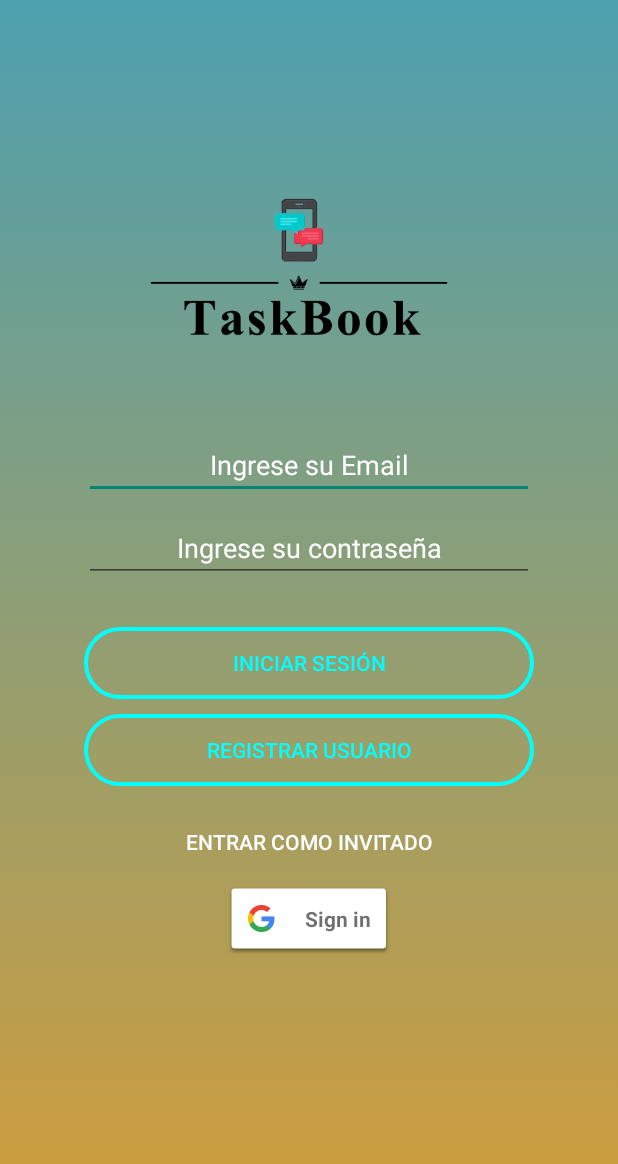
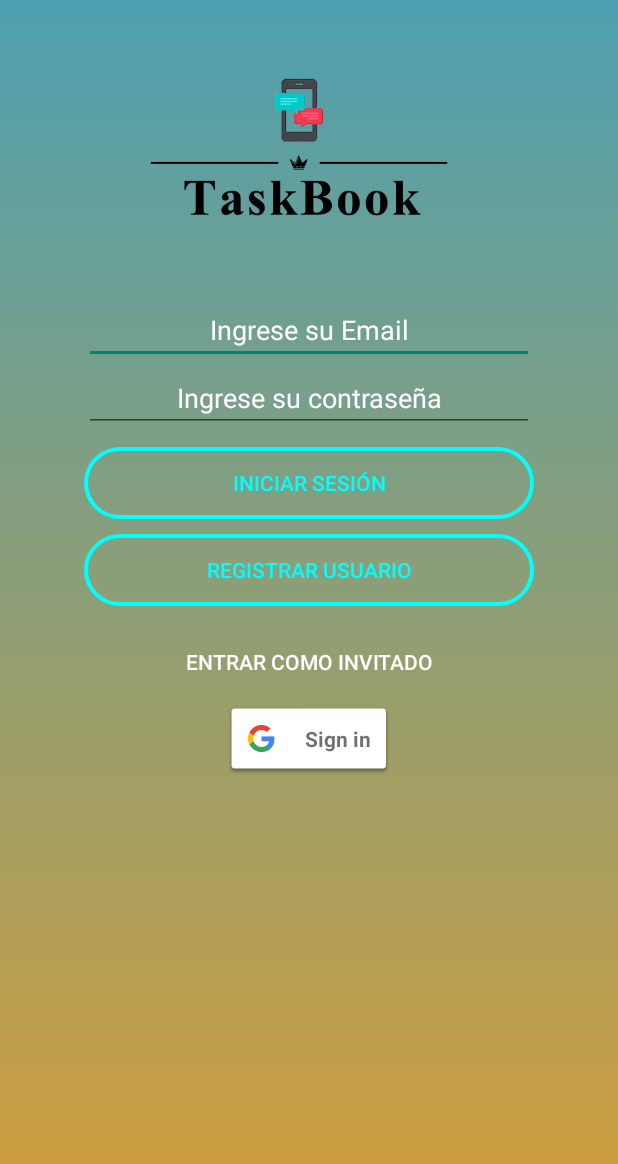
Before and after one commit to famurga/TaskBookProyecto, an Android app: the screen it shows after launch (MainActivity), on a phone screen of 412 x 824 dp. Shown: the top 1164 px of the screen. Run offline under Robolectric (Android 15) with nearby library versions, the phone set to English and light mode, and no system bars; our stand-ins replace Firebase (no records; nobody signed in at launch, a user with empty details on screens opened directly).

Commit message:
Commit PC 5

```diff
--- a/app/src/main/java/com/example/taskbookproyecto/CargarEnBaseDatos.java
+++ b/app/src/main/java/com/example/taskbookproyecto/CargarEnBaseDatos.java
@@ -46,7 +46,9 @@ public class CargarEnBaseDatos extends AppCompatActivity{
         }
 
 
-    public void cargarDatosFirebase(String nombre, String fecha, String descripcion, int imagen) {
+
+
+    public void cargarDatosFirebase(String CorreoUsuario,String nombre, String fecha, String descripcion, int imagen) {
 
 
 
@@ -65,7 +67,7 @@ public class CargarEnBaseDatos extends AppCompatActivity{
 
         mRootReference = FirebaseDatabase.getInstance().getReference();
 
-        mRootReference.child("Usuarios").child(personEmail).child("Actividades").push().setValue(datosUsuario);
+        mRootReference.child("Usuarios").child(CorreoUsuario).child("Actividades").push().setValue(datosUsuario);
     }
 
 
--- a/app/src/main/java/com/example/taskbookproyecto/NavigationDrawerActivity.java
+++ b/app/src/main/java/com/example/taskbookproyecto/NavigationDrawerActivity.java
@@ -85,12 +85,13 @@ public class NavigationDrawerActivity extends AppCompatActivity {
         // Passing each menu ID as a set of Ids because each
         // menu should be considered as top level destinations.
         mAppBarConfiguration = new AppBarConfiguration.Builder(
-                R.id.nav_home, R.id.nav_gallery, R.id.nav_slideshow, R.id.actividades,R.id.miPerfil)
+                R.id.nav_home, R.id.nav_gallery, R.id.nav_slideshow, R.id.actividades,R.id.miPerfil,R.id.PantallaPrincipal)
                 .setDrawerLayout(drawer)
                 .build();
         NavController navController = Navigation.findNavController(this, R.id.nav_host_fragment);
         NavigationUI.setupActionBarWithNavController(this, navController, mAppBarConfiguration);
         NavigationUI.setupWithNavController(navigationView, navController);
+
 
 
 
--- a/app/src/main/res/layout/activity_main.xml
+++ b/app/src/main/res/layout/activity_main.xml
@@ -4,20 +4,22 @@
     xmlns:app="http://schemas.android.com/apk/res-auto"
     xmlns:tools="http://schemas.android.com/tools"
     android:layout_width="match_parent"
-
     android:layout_height="match_parent"
     android:background="@drawable/gradient_background"
     tools:context=".MainActivity">
-
     <ImageView
         android:layout_width="242dp"
         android:layout_height="197dp"
         android:layout_gravity="center"
-        android:layout_marginTop="80dp"
         android:src="@drawable/tb">
-
     </ImageView>
-
+    <ScrollView
+        android:layout_width="match_parent"
+        android:layout_height="wrap_content">
+        <LinearLayout
+            android:layout_width="match_parent"
+            android:layout_height="wrap_content"
+            android:orientation="vertical">
             <EditText
                 android:id="@+id/edit1"
                 android:layout_width="300dp"
@@ -25,26 +27,19 @@
                 android:layout_height="wrap_content"
                 android:gravity="center"
                 android:hint="Ingrese su Email"
-        android:textColorHint="#FFFFFF"
-        android:layout_marginTop="10dp"
-       >
-
+                android:textColorHint="#FFFFFF">
             </EditText>
-
             <EditText
                 android:id="@+id/edit2"
                 android:layout_width="300dp"
                 android:layout_gravity="center"
                 android:gravity="center"
                 android:layout_height="wrap_content"
-        android:layout_marginTop="10dp"
                 android:textColorHint="#FFFFFF"
                 android:hint="Ingrese su contraseña"
                 android:inputType="textPassword"
                 >
-
             </EditText>
-
             <Button
                 android:id="@+id/button2"
                 android:layout_width="300dp"
@@ -54,11 +49,9 @@
                 android:textColor="@color/aqua"
                 android:text="@string/iniciar"
                 app:layout_constraintBottom_toTopOf="@+id/button1"
-        android:layout_marginTop="30dp"
+                android:layout_marginTop="10dp"
                 >
-
             </Button>
-
             <Button
                 android:id="@+id/button1"
                 android:layout_width="300dp"
@@ -70,7 +63,6 @@
                 android:text="@string/registrar"
                 ></Button>
 
-
             <Button
                 android:id="@+id/btnInvitado"
                 android:layout_width="300dp"
@@ -81,15 +73,20 @@
                 android:textColor="#FFFEFF"
                 android:text="@string/invitado"
                 />
-
             <com.google.android.gms.common.SignInButton
                 android:id="@+id/btnGoogle"
                 android:layout_width="wrap_content"
                 android:layout_height="wrap_content"
-
                 android:layout_gravity="center"
                 >
-
             </com.google.android.gms.common.SignInButton>
 
+
         </LinearLayout>
+
+
+
+
+    </ScrollView>
+
+</LinearLayout>
```
Also changed, not shown: app/src/main/java/com/example/taskbookproyecto/Actividades.java (+27 -3 lines), app/src/main/java/com/example/taskbookproyecto/Entidades/Actividad.java (+4 -4 lines), app/src/main/java/com/example/taskbookproyecto/ui/home/TareasFragment.java (renamed from app/src/main/java/com/example/taskbookproyecto/ui/home/HomeFragment.java, +56 -9 lines), app/src/main/res/menu/activity_main_drawer.xml (+7 -1 lines), app/src/main/res/navigation/mobile_navigation.xml (+8 -2 lines). Lines whose indentation alone changed are shown as unchanged.
